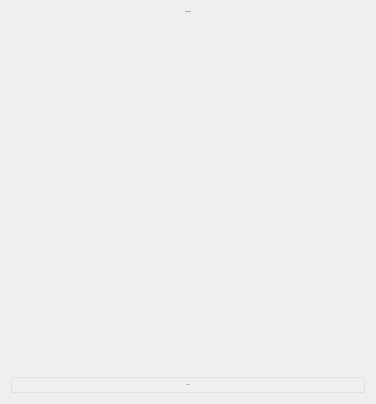
Above: src/qmap/ui_listfeatures.ui from roam-qgis/Roam before the change. Below: the same form after it.
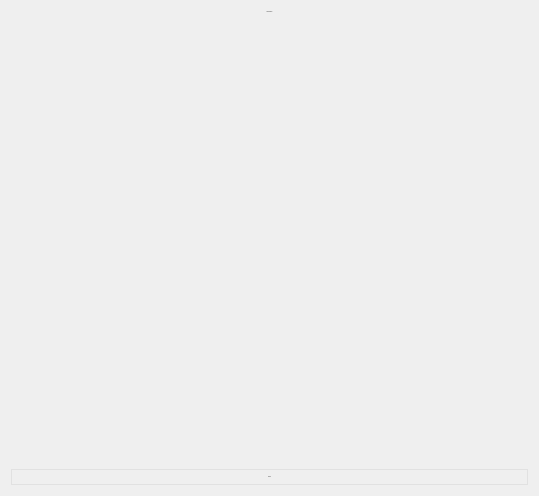
That is the form after the change.

Commit message: Increase padding in select features tool

```diff
--- a/src/qmap/ui_listfeatures.ui
+++ b/src/qmap/ui_listfeatures.ui
@@ -9,8 +9,8 @@
    <rect>
     <x>0</x>
     <y>0</y>
-    <width>376</width>
-    <height>404</height>
+    <width>539</width>
+    <height>496</height>
    </rect>
   </property>
   <property name="windowTitle">
@@ -117,7 +117,7 @@
       <enum>QListView::SinglePass</enum>
      </property>
      <property name="spacing">
-      <number>3</number>
+      <number>8</number>
      </property>
      <property name="wordWrap">
       <bool>true</bool>
```
Left out of the diff: 2 changed lines with no effect on the pictures.
